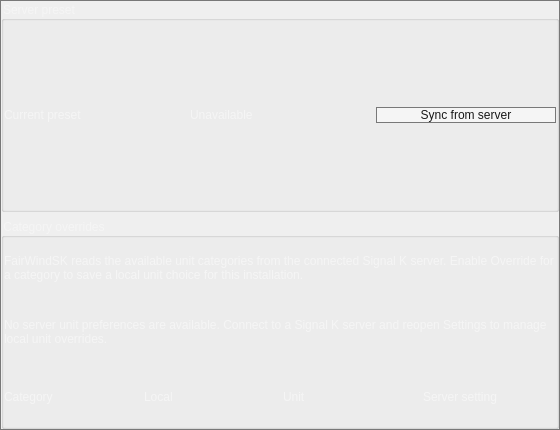
Above: ui/settings/Units.ui from OpenFairWind/FairWindSK before the change. Below: the same form after it.
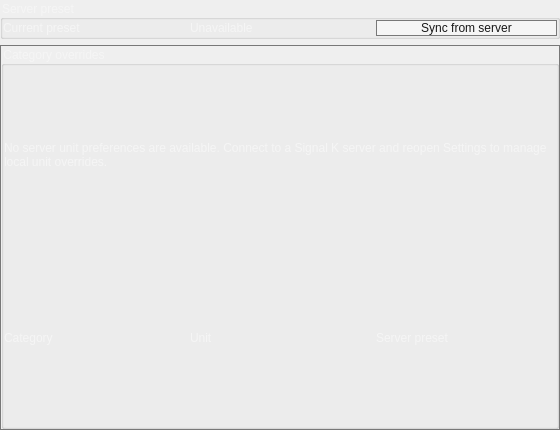
That is the form after the change.

Commit message: Simplify units settings and client integration

Diff of the .ui file:
```diff
--- a/ui/settings/Units.ui
+++ b/ui/settings/Units.ui
@@ -41,6 +41,48 @@
    <property name="bottomMargin">
     <number>0</number>
    </property>
+   <item>
+    <widget class="QGroupBox" name="groupBox_ServerPreset">
+     <property name="title">
+      <string>Server preset</string>
+     </property>
+     <layout class="QGridLayout" name="gridLayout_ServerPreset">
+      <property name="leftMargin">
+       <number>0</number>
+      </property>
+      <property name="topMargin">
+       <number>0</number>
+      </property>
+      <property name="rightMargin">
+       <number>0</number>
+      </property>
+      <property name="bottomMargin">
+       <number>0</number>
+      </property>
+      <item row="0" column="0">
+       <widget class="QLabel" name="label_presetTitle">
+        <property name="text">
+         <string>Current preset</string>
+        </property>
+       </widget>
+      </item>
+      <item row="0" column="1">
+       <widget class="QLabel" name="label_presetValue">
+        <property name="text">
+         <string>Unavailable</string>
+        </property>
+       </widget>
+      </item>
+      <item row="0" column="2">
+       <widget class="QPushButton" name="pushButton_syncFromServer">
+        <property name="text">
+         <string>Sync from server</string>
+        </property>
+       </widget>
+      </item>
+     </layout>
+    </widget>
+   </item>
    <item>
     <widget class="QScrollArea" name="scrollArea_Units">
      <property name="widgetResizable">
@@ -71,48 +113,6 @@
        <property name="bottomMargin">
         <number>0</number>
        </property>
-       <item>
-        <widget class="QGroupBox" name="groupBox_ServerPreset">
-         <property name="title">
-          <string>Server preset</string>
-         </property>
-         <layout class="QGridLayout" name="gridLayout_ServerPreset">
-          <property name="leftMargin">
-           <number>0</number>
-          </property>
-          <property name="topMargin">
-           <number>0</number>
-          </property>
-          <property name="rightMargin">
-           <number>0</number>
-          </property>
-          <property name="bottomMargin">
-           <number>0</number>
-          </property>
-          <item row="0" column="0">
-           <widget class="QLabel" name="label_presetTitle">
-            <property name="text">
-             <string>Current preset</string>
-            </property>
-           </widget>
-          </item>
-          <item row="0" column="1">
-           <widget class="QLabel" name="label_presetValue">
-            <property name="text">
-             <string>Unavailable</string>
-            </property>
-           </widget>
-          </item>
-          <item row="0" column="2">
-           <widget class="QPushButton" name="pushButton_syncFromServer">
-            <property name="text">
-             <string>Sync from server</string>
-            </property>
-           </widget>
-          </item>
-         </layout>
-        </widget>
-       </item>
        <item>
         <widget class="QGroupBox" name="groupBox_CategoryOverrides">
          <property name="title">
@@ -131,16 +131,6 @@
           <property name="bottomMargin">
            <number>0</number>
           </property>
-          <item>
-           <widget class="QLabel" name="label_description">
-            <property name="wordWrap">
-             <bool>true</bool>
-            </property>
-            <property name="text">
-             <string>FairWindSK reads the available unit categories from the connected Signal K server. Enable Override for a category to save a local unit choice for this installation.</string>
-            </property>
-           </widget>
-          </item>
           <item>
            <widget class="QLabel" name="label_emptyState">
             <property name="wordWrap">
@@ -161,23 +151,16 @@
              </widget>
             </item>
             <item row="0" column="1">
-             <widget class="QLabel" name="label_headerOverride">
-              <property name="text">
-               <string>Local</string>
-              </property>
-             </widget>
-            </item>
-            <item row="0" column="2">
              <widget class="QLabel" name="label_headerUnit">
               <property name="text">
                <string>Unit</string>
               </property>
              </widget>
             </item>
-            <item row="0" column="3">
+            <item row="0" column="2">
              <widget class="QLabel" name="label_headerServer">
               <property name="text">
-               <string>Server setting</string>
+               <string>Server preset</string>
               </property>
              </widget>
             </item>
```
The commit also changes 5 other files.
